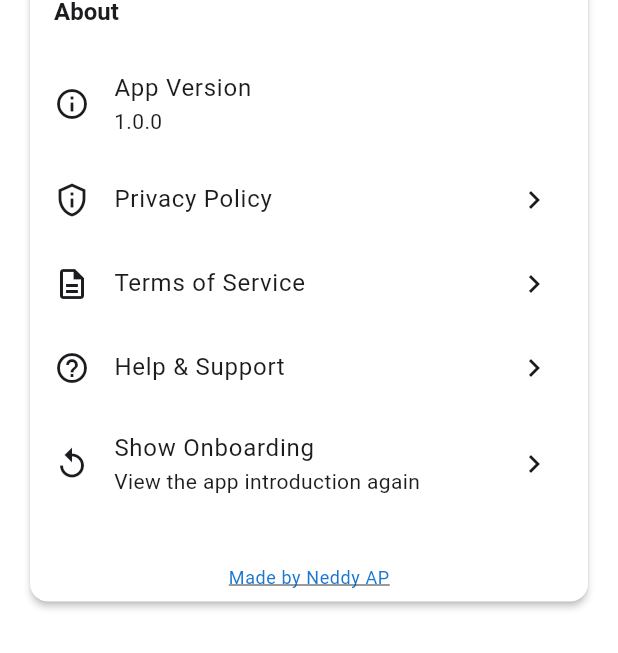
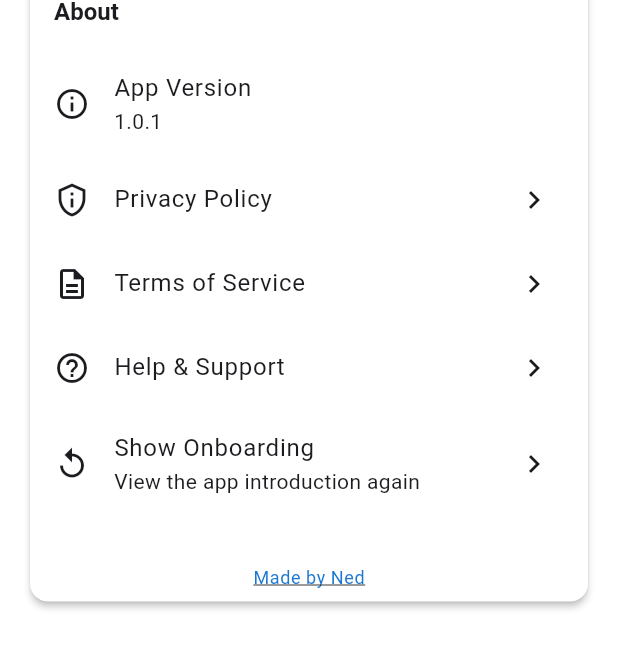
Before and after one commit to NeddyAP/refi, a Flutter app: the ProfileScreen screen opened by its route, scrolled down 576 dp, on a phone screen of 412 x 824 dp. Shown: the part 357-1010 px from the top of the screen. Run offline on Flutter 3.47's test engine with Material 3 defaults, Android fonts, the light colour scheme and no system bars; our stand-ins replace cached_network_image, dio, flutter_dotenv, go_router, google_fonts, open_filex and 3 more; accounts and stored records are empty; network calls fail.

Commit message:
feat: Update app version to 1.0.1 and modify author name in localization files

```diff
--- a/lib/core/constants/app_constants.dart
+++ b/lib/core/constants/app_constants.dart
@@ -1,7 +1,7 @@
 class AppConstants {
   // App info
   static const String appName = 'Refi';
-  static const String appVersion = '1.0.0';
+  static const String appVersion = '1.0.1';
 
   // Navigation
   static const String homeRoute = '/home';
--- a/lib/l10n/app_en.arb
+++ b/lib/l10n/app_en.arb
@@ -303,6 +303,6 @@
   "pageNotFound": "Page Not Found",
   "pageNotFoundMessage": "The page you are looking for does not exist.",
   "goHome": "Go Home",
-  "madeByText": "Made by Neddy AP",
+  "madeByText": "Made by Ned",
   "authorWebsiteUrl": "https://neddyap.me"
 }
--- a/lib/l10n/app_localizations.dart
+++ b/lib/l10n/app_localizations.dart
@@ -1397,7 +1397,7 @@ abstract class AppLocalizations {
   /// No description provided for @madeByText.
   ///
   /// In en, this message translates to:
-  /// **'Made by Neddy AP'**
+  /// **'Made by Ned'**
   String get madeByText;
 
   /// No description provided for @authorWebsiteUrl.
--- a/lib/l10n/app_localizations_en.dart
+++ b/lib/l10n/app_localizations_en.dart
@@ -697,7 +697,7 @@ class AppLocalizationsEn extends AppLocalizations {
   String get goHome => 'Go Home';
 
   @override
-  String get madeByText => 'Made by Neddy AP';
+  String get madeByText => 'Made by Ned';
 
   @override
   String get authorWebsiteUrl => 'https://neddyap.me';
```
